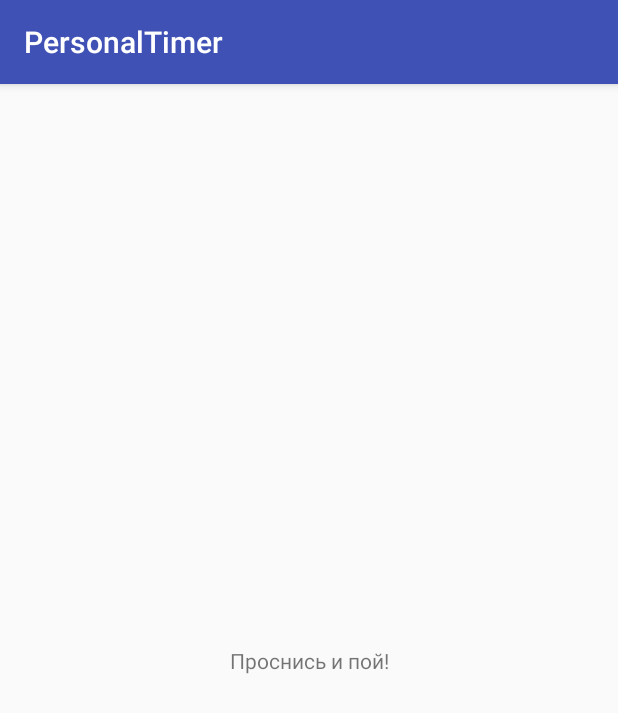
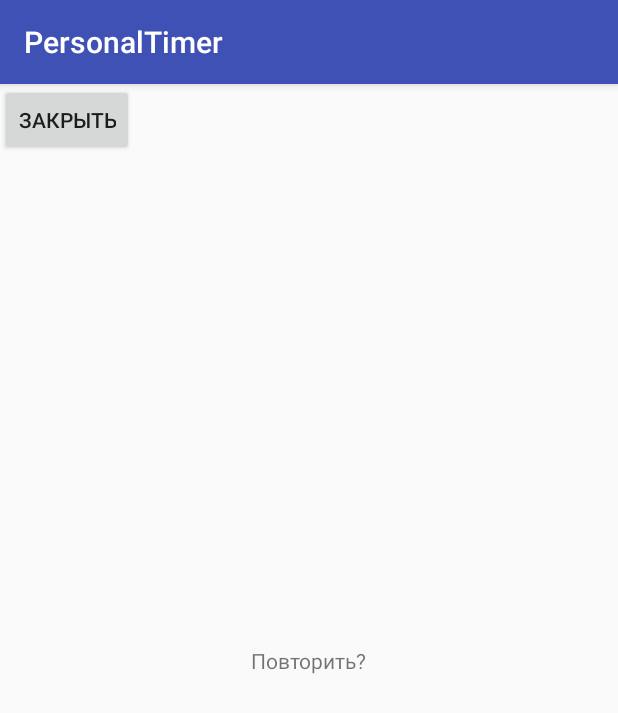
Before and after one commit to IvanShalimov/PersonalTimer, an Android app: the AlarmActivity screen opened directly, with no data from a screen before it, on a phone screen of 412 x 824 dp. Shown: the top 713 px of the screen. Run offline under Robolectric (Android 15) with nearby library versions, the phone set to English and light mode, and no system bars.

Commit message:
Check timer on emulator.

```diff
--- a/app/src/main/java/com/example/ivan/personaltimer/MainActivity.kt
+++ b/app/src/main/java/com/example/ivan/personaltimer/MainActivity.kt
@@ -17,13 +17,12 @@ class MainActivity : AppCompatActivity(), View.OnClickListener {
     }
 
     override fun onClick(v: View?) {
-        Log.d("Test","onClick")
         //1000*60*60 - hour
         val intent = Intent(applicationContext, AlarmActivity::class.java)
         val pendingIntent = PendingIntent.getActivity(applicationContext,0,intent,0)
 
         val am:AlarmManager = getSystemService(Context.ALARM_SERVICE) as AlarmManager
-        am.set(AlarmManager.RTC, AlarmManager.INTERVAL_HOUR, pendingIntent)
-
+        am.set(AlarmManager.RTC,AlarmManager.INTERVAL_HOUR , pendingIntent)//
+        finish()
     }
 }
--- a/app/src/main/res/layout/activity_alarm.xml
+++ b/app/src/main/res/layout/activity_alarm.xml
@@ -12,13 +12,22 @@
         android:layout_height="wrap_content"
         android:layout_marginBottom="8dp"
         android:layout_marginEnd="8dp"
-        android:layout_marginLeft="8dp"
-        android:layout_marginRight="8dp"
         android:layout_marginStart="8dp"
         android:layout_marginTop="8dp"
-        android:text="Проснись и пой!"
+        android:text="Повторить?"
         app:layout_constraintBottom_toBottomOf="parent"
         app:layout_constraintEnd_toEndOf="parent"
         app:layout_constraintStart_toStartOf="parent"
-        app:layout_constraintTop_toTopOf="parent" />
+        app:layout_constraintTop_toTopOf="parent"
+        android:onClick="onClick"/>
+
+    <Button
+        android:id="@+id/button2"
+        android:layout_width="wrap_content"
+        android:layout_height="wrap_content"
+        android:onClick="onClick"
+        android:text="Закрыть"
+        tools:layout_editor_absoluteX="148dp"
+        tools:layout_editor_absoluteY="191dp"
+        tools:ignore="MissingConstraints" />
 </android.support.constraint.ConstraintLayout>
--- a/gradle.properties
+++ b/gradle.properties
@@ -7,6 +7,7 @@
 # Specifies the JVM arguments used for the daemon process.
 # The setting is particularly useful for tweaking memory settings.
 org.gradle.jvmargs=-Xmx1536m
+
 # When configured, Gradle will run in incubating parallel mode.
 # This option should only be used with decoupled projects. More details, visit
 # http://www.gradle.org/docs/current/userguide/multi_project_builds.html#sec:decoupled_projects
```
Also changed, not shown: app/src/main/java/com/example/ivan/personaltimer/AlarmActivity.kt (+25 -1 lines).
